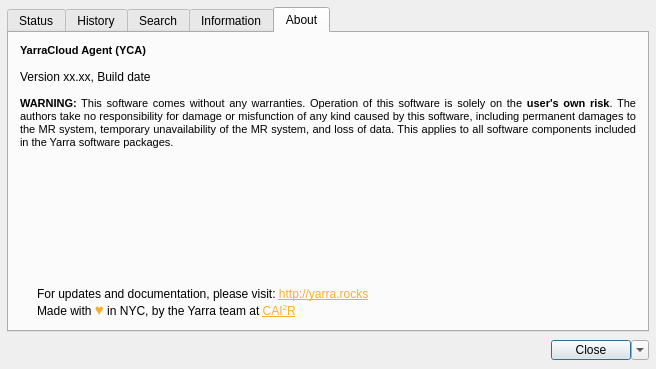
First picture: the form in CloudAgent/yca_mainwindow.ui, repository WillForan/yarraclient, before the edit.
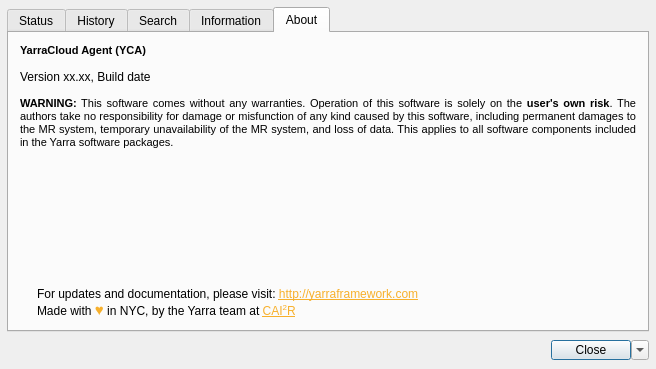
Second picture: the form after the edit. The open tabs and pages were chosen to show the change. Icons and pictures are not drawn.

Diff of the .ui file:
```diff
--- a/CloudAgent/yca_mainwindow.ui
+++ b/CloudAgent/yca_mainwindow.ui
@@ -386,7 +386,7 @@
           <item>
            <widget class="QLabel" name="label_16">
             <property name="text">
-             <string>&lt;html&gt;&lt;head/&gt;&lt;body&gt;&lt;p&gt;For updates and documentation, please visit: &lt;a href=&quot;http://yarra.rocks&quot;&gt;&lt;span style=&quot; text-decoration: underline; color:#F7B02C;&quot;&gt;http://yarra.rocks&lt;br/&gt;&lt;/span&gt;&lt;/a&gt;Made with &lt;span style=&quot; font-family:'arial'; font-size:15px; color:#F7B02C;&quot;&gt;♥&lt;/span&gt; in NYC, by the Yarra team at &lt;a href=&quot;http://cai2r.net&quot;&gt;&lt;span style=&quot; text-decoration: underline; color:#F7B02C;&quot;&gt;CAI&lt;/span&gt;&lt;/a&gt;&lt;a href=&quot;http://cai2r.net&quot;&gt;&lt;span style=&quot; text-decoration: underline; color:#F7B02C; vertical-align:super;&quot;&gt;2&lt;/span&gt;&lt;/a&gt;&lt;a href=&quot;http://cai2r.net&quot;&gt;&lt;span style=&quot; text-decoration: underline; color:#F7B02C;&quot;&gt;R&lt;/span&gt;&lt;/a&gt;&lt;/p&gt;&lt;/body&gt;&lt;/html&gt;</string>
+             <string>&lt;html&gt;&lt;head/&gt;&lt;body&gt;&lt;p&gt;For updates and documentation, please visit: &lt;a href=&quot;http://yarraframework.com&quot;&gt;&lt;span style=&quot; text-decoration: underline; color:#F7B02C;&quot;&gt;http://yarraframework.com&lt;br/&gt;&lt;/span&gt;&lt;/a&gt;Made with &lt;span style=&quot; font-family:'arial'; font-size:15px; color:#F7B02C;&quot;&gt;♥&lt;/span&gt; in NYC, by the Yarra team at &lt;a href=&quot;http://cai2r.net&quot;&gt;&lt;span style=&quot; text-decoration: underline; color:#F7B02C;&quot;&gt;CAI&lt;/span&gt;&lt;/a&gt;&lt;a href=&quot;http://cai2r.net&quot;&gt;&lt;span style=&quot; text-decoration: underline; color:#F7B02C; vertical-align:super;&quot;&gt;2&lt;/span&gt;&lt;/a&gt;&lt;a href=&quot;http://cai2r.net&quot;&gt;&lt;span style=&quot; text-decoration: underline; color:#F7B02C;&quot;&gt;R&lt;/span&gt;&lt;/a&gt;&lt;/p&gt;&lt;/body&gt;&lt;/html&gt;</string>
             </property>
             <property name="alignment">
              <set>Qt::AlignLeading|Qt::AlignLeft|Qt::AlignVCenter</set>
```
Left out of the diff: 2 changed lines with no effect on the pictures.
